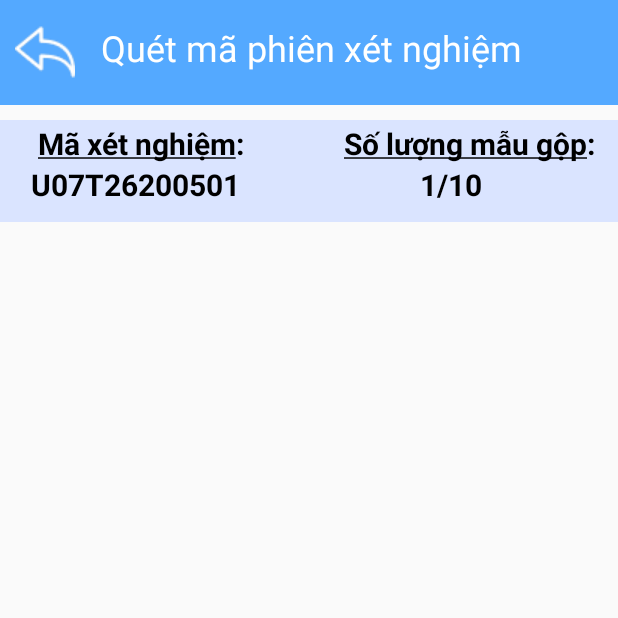
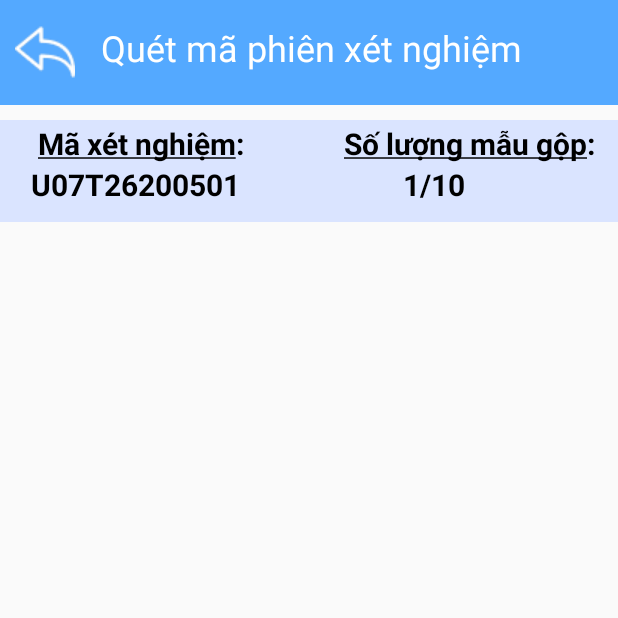
Before and after one commit to university-of-science-vnuhcmc/xncovid, an Android app: the ScanSessionActivity screen opened directly, with no data from a screen before it, on a phone screen of 412 x 824 dp, the top half of it. Run offline under Robolectric (Android 15) with nearby library versions, the phone set to English and light mode, and no system bars; libraries missing offline, so code that uses them is left out: me.dm7.barcodescanner; 7 statements that could not run were skipped.

Commit message:
Fix Error

```diff
--- a/XNCovid/app/src/main/java/com/hcdc/xncovid/ListGroupXnActivity.java
+++ b/XNCovid/app/src/main/java/com/hcdc/xncovid/ListGroupXnActivity.java
@@ -375,7 +375,7 @@ public class ListGroupXnActivity extends AppCompatActivity {
                                 strcontent += "<br/><font color='#FF0000'><i>" + uid + "</i></font>";
                             }
                             new Util().showMessage("Mã định danh đã tồn tại trong các mẫu gộp của phiên xét nghiệm.",
-                                    session.SessionName,
+                                    "<font color='#001AFF'><b>"+session.SessionName+"</b></font>",
                                     strcontent,
                                     null,
                                     "OK",
--- a/XNCovid/app/src/main/java/com/hcdc/xncovid/SessionInfoActivity.java
+++ b/XNCovid/app/src/main/java/com/hcdc/xncovid/SessionInfoActivity.java
@@ -159,7 +159,7 @@ public class SessionInfoActivity extends AppCompatActivity {
                           try{
                               if(res.Data == null){
                                   new AlertDialog.Builder(SessionInfoActivity.this)
-                                          .setMessage("Không lấy được thônn tin phiên xét nghiệm. Vui lòng thử lại sau.")
+                                          .setMessage("Không lấy được thông tin phiên xét nghiệm. Vui lòng thử lại sau.")
                                           .setNegativeButton(android.R.string.ok,
                                                   new DialogInterface.OnClickListener() {
                                                       @Override
--- a/XNCovid/app/src/main/res/layout/activity_scansession.xml
+++ b/XNCovid/app/src/main/res/layout/activity_scansession.xml
@@ -55,7 +55,7 @@
         android:background="@drawable/rectangle_3"
         >
         <RelativeLayout
-            android:layout_width="180dp"
+            android:layout_width="wrap_content"
             android:layout_height="wrap_content"
             android:layout_marginLeft="15dp"
             android:padding="5dp"
@@ -65,7 +65,7 @@
             <!-- Mã xét nghiệm: Covid19_ABC123 -->
             <TextView
                 android:id="@+id/label_xncode"
-                android:layout_width="match_parent"
+                android:layout_width="wrap_content"
                 android:layout_height="wrap_content"
                 android:text="@string/label_xncode"
                 android:textAppearance="@style/black_20"
@@ -75,7 +75,7 @@
                 android:textStyle="bold"/>
             <TextView
                 android:id="@+id/txt_Scan_xncode"
-                android:layout_width="match_parent"
+                android:layout_width="wrap_content"
                 android:layout_height="wrap_content"
                 android:text="U07T26200501"
                 android:textAppearance="@style/black_20"
@@ -85,7 +85,7 @@
                 android:textStyle="bold"/>
         </RelativeLayout>
         <RelativeLayout
-            android:layout_width="match_parent"
+            android:layout_width="wrap_content"
             android:layout_height="wrap_content"
             android:padding="5dp"
             android:layout_marginRight="5dp"
```
